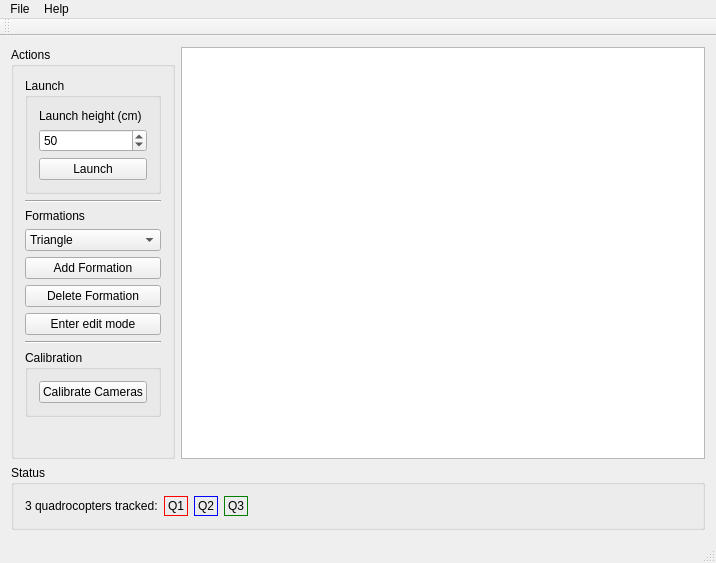
This is mainwindow.ui in KITrokopter/gui-concepts as Qt 5 draws it before an edit. The edited form follows.
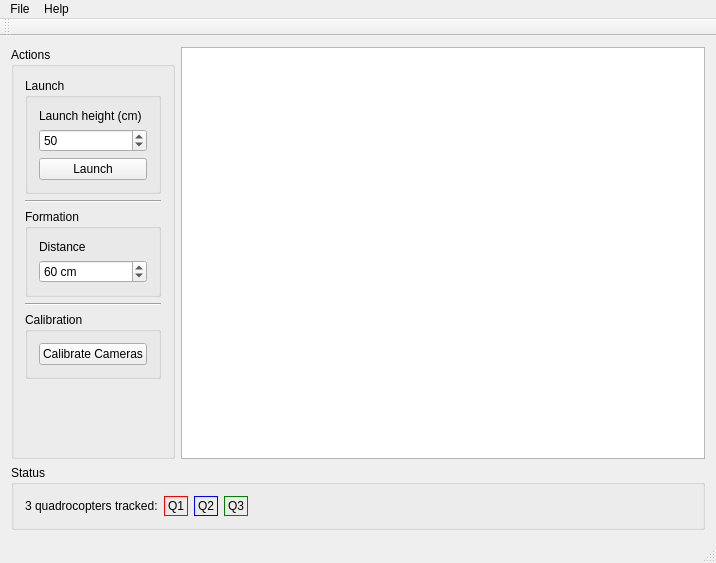
This is the edited form.

Commit message:
Replace formation options with distance option
The only formations we want to implement so far are 2d polygons, so we
don't really need a fancy selection combo box.

The distance to the neighbor quadrocopter is something that should be
configurable in general, though.

```diff
--- a/mainwindow.ui
+++ b/mainwindow.ui
@@ -73,40 +73,38 @@
           </widget>
          </item>
          <item>
-          <widget class="QLabel" name="label_5">
-           <property name="text">
-            <string>Formations</string>
+          <widget class="QGroupBox" name="groupBox_3">
+           <property name="title">
+            <string>Formation</string>
            </property>
-          </widget>
-         </item>
+           <layout class="QVBoxLayout" name="verticalLayout_4">
          <item>
-          <widget class="QComboBox" name="comboBox">
-           <item>
+             <widget class="QLabel" name="label_7">
             <property name="text">
-             <string>Triangle</string>
-            </property>
-           </item>
+               <string>Distance</string>
+              </property>
           </widget>
          </item>
          <item>
-          <widget class="QPushButton" name="pushButton">
-           <property name="text">
-            <string>Add Formation</string>
-           </property>
-          </widget>
-         </item>
-         <item>
-          <widget class="QPushButton" name="pushButton_2">
-           <property name="text">
-            <string>Delete Formation</string>
-           </property>
-          </widget>
-         </item>
-         <item>
-          <widget class="QPushButton" name="pushButton_8">
-           <property name="text">
-            <string>Enter edit mode</string>
-           </property>
+             <widget class="QSpinBox" name="spinBox_2">
+              <property name="suffix">
+               <string> cm</string>
+              </property>
+              <property name="minimum">
+               <number>30</number>
+              </property>
+              <property name="maximum">
+               <number>100</number>
+              </property>
+              <property name="singleStep">
+               <number>10</number>
+              </property>
+              <property name="value">
+               <number>60</number>
+              </property>
+             </widget>
+            </item>
+           </layout>
           </widget>
          </item>
          <item>
```
Lines whose indentation alone changed are shown as unchanged.
